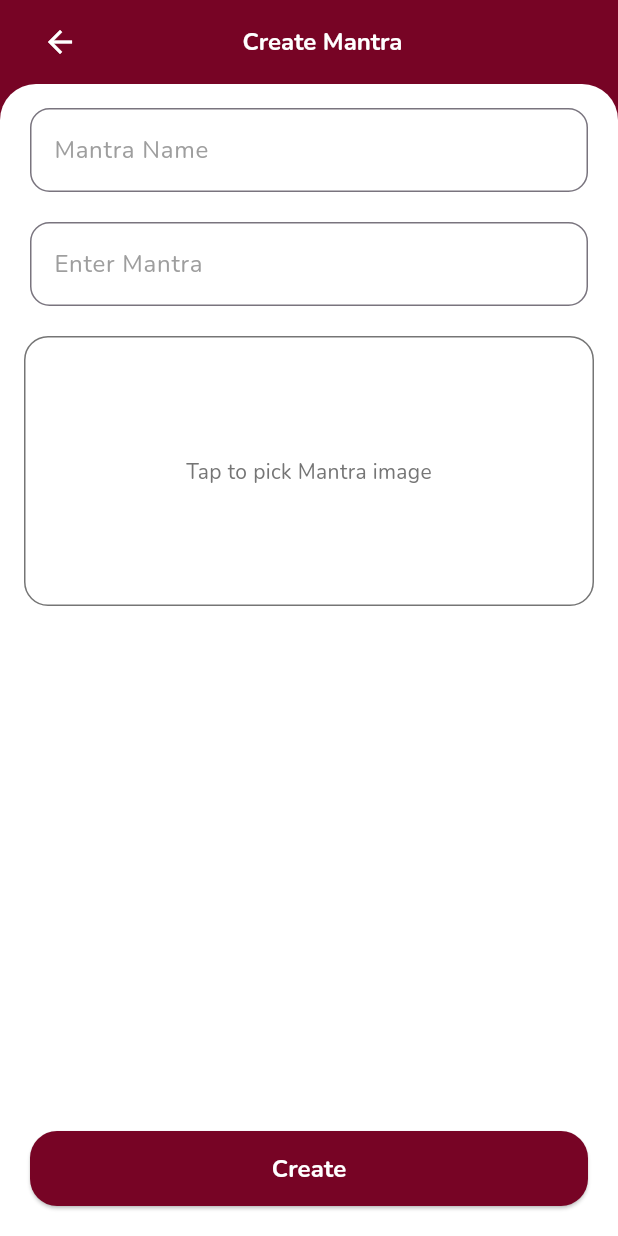
After one commit to sml-infotech/nd-admin-app, a Flutter app: the CreateMantraScreen screen opened by its route, on a phone screen of 412 x 824 dp. The commit adds this screen. Run offline on Flutter 3.47's test engine with Material 3 defaults, Android fonts, the phone set to English and light mode, and no system bars; our stand-ins replace carousel_slider, file_picker, fluttertoast, focus_detector, image_picker, permission_handler and 2 more; missing offline and left inert: excel; accounts and stored records are empty.

Commit message:
matra create completed

```diff
--- /dev/null
+++ b/lib/Screens/mantra/create_mantra.dart
@@ -0,0 +1,219 @@
+import 'dart:io';
+import 'package:flutter/material.dart';
+import 'package:fluttertoast/fluttertoast.dart';
+import 'package:image_picker/image_picker.dart';
+import 'package:nammadaiva_dashboard/Common/common_textfields.dart';
+import 'package:nammadaiva_dashboard/Screens/login/login_viewmodel.dart';
+import 'package:nammadaiva_dashboard/Utills/constant.dart';
+import 'package:nammadaiva_dashboard/Utills/styles.dart';
+import 'package:provider/provider.dart' show Provider;
+import 'create_mantra_viewmodel.dart';
+
+class CreateMantraScreen extends StatefulWidget {
+  const CreateMantraScreen({super.key});
+
+  @override
+  State<CreateMantraScreen> createState() => _CreateMantraScreenState();
+}
+
+class _CreateMantraScreenState extends State<CreateMantraScreen> {
+  late CreateMantraViewmodel viewModel;
+
+  final ImagePicker picker = ImagePicker();
+
+  Future<void> pickImage() async {
+    final XFile? file = await picker.pickImage(source: ImageSource.gallery);
+
+    if (file != null) {
+      final imageFile = File(file.path);
+
+      viewModel.selectedImage = imageFile;
+      setState(() {});
+
+      await viewModel.uploadImageToS3(imageFile);
+
+      if (viewModel.message != null && viewModel.message!.isNotEmpty) {
+        Fluttertoast.showToast(msg: viewModel.message!);
+        viewModel.isImageUploading = false;
+      }
+    }
+  }
+
+  @override
+  Widget build(BuildContext context) {
+        viewModel = Provider.of<CreateMantraViewmodel>(context);
+
+    return Scaffold(
+      backgroundColor: ColorConstant.buttonColor,
+      appBar: AppBar(
+        backgroundColor: ColorConstant.buttonColor,
+        elevation: 0,
+        title: appBarForCreateMantra(),
+        automaticallyImplyLeading: false,
+      ),
+
+      body: GestureDetector(
+        onTap: () => FocusScope.of(context).unfocus(),
+
+        child: Stack(
+          children: [
+            Column(
+              children: [
+                Expanded(
+                  child: Container(
+                    width: double.infinity,
+                    decoration: const BoxDecoration(
+                      color: Colors.white,
+                      borderRadius: BorderRadius.only(
+                        topLeft: Radius.circular(24),
+                        topRight: Radius.circular(24),
+                      ),
+                    ),
+
+                    child: Column(
+                      crossAxisAlignment: CrossAxisAlignment.start,
+                      children: [
+                        const SizedBox(height: 16),
+
+                        mantraTextField(),
+                        const SizedBox(height: 16),
+                        mantraNameTextField(),
+                        const SizedBox(height: 16),
+                        mantraImagePicker(),
+                        const SizedBox(height: 30),
+                        Spacer(),
+                        createMantraButton(viewModel),
+                      ],
+                    ),
+                  ),
+                ),
+              ],
+            ),
+            if (viewModel.isLoading)
+              Positioned.fill(
+                child: Container(
+                  color: Colors.black.withOpacity(0.4),
+                  child: Center(
+                    child: CircularProgressIndicator(
+                      color: ColorConstant.buttonColor,
+                    ),
+                  ),
+                ),
+              ),
+          ],
+        ),
+      ),
+    );
+  }
+
+  Widget mantraTextField() {
+    return CommonTextField(
+      hintText: StringConstant.enterMantraName,
+      labelText: StringConstant.mantraName,
+      controller: viewModel.mantraName,
+      isFromPassword: false,
+    );
+  }
+
+  Widget mantraNameTextField() {
+    return CommonTextField(
+      hintText: StringConstant.mantra,
+      labelText: StringConstant.enterMantra,
+      controller: viewModel.mantra,
+      isFromPassword: false,
+    );
+  }
+
+  Widget mantraImagePicker() {
+    return GestureDetector(
+      onTap: pickImage,
+      child: Padding(
+        padding: EdgeInsetsGeometry.fromLTRB(16, 0, 16, 0),
+        child: Container(
+          height: 180,
+          width: double.infinity,
+          decoration: BoxDecoration(
+            borderRadius: BorderRadius.circular(16),
+            border: Border.all(color: Colors.black54),
+          ),
+          child: viewModel.selectedImage == null
+              ? Center(
+                  child: Text(
+                    "Tap to pick Mantra image",
+                    style: TextStyle(
+                      color: Colors.grey.shade600,
+                      fontFamily: font,
+                    ),
+                  ),
+                )
+              : ClipRRect(
+                  borderRadius: BorderRadius.circular(16),
+                  child: Image.file(
+                    viewModel.selectedImage!,
+                    fit: BoxFit.cover,
+                  ),
+                ),
+        ),
+      ),
+    );
+  }
+
+  Widget appBarForCreateMantra() {
+    return Row(
+      children: [
+        IconButton(
+          onPressed: () {
+            Navigator.pop(context);
+            viewModel.reset();
+          },
+          icon: const Icon(Icons.arrow_back, color: Colors.white),
+        ),
+        const Spacer(),
+        Text(
+          StringConstant.createMantra,
+          style: AppTextStyles.appBarTitleStyle,
+        ),
+        const Spacer(),
+        SizedBox(width: 30),
+      ],
+    );
+  }
+
+  Widget createMantraButton(CreateMantraViewmodel viewmodel) {
+    return Align(
+      alignment: Alignment.bottomCenter,
+      child: Padding(
+        padding: const EdgeInsets.only(bottom: 20),
+        child: SizedBox(
+          width: double.infinity,
+          height: 50,
+          child: Padding(
+            padding: const EdgeInsets.symmetric(horizontal: 20),
+            child: ElevatedButton(
+              onPressed: () async {
+                FocusScope.of(context).unfocus();
+                if (await viewmodel.validateForm()) {
+                  await viewmodel.createMantra();
+                  viewmodel.isLoading = false;
+                }
+
+                Fluttertoast.showToast(msg: viewmodel.message ?? "");
+                viewmodel.message = "";
+              },
+              style: ElevatedButton.styleFrom(
+                backgroundColor: ColorConstant.buttonColor,
+                shape: RoundedRectangleBorder(
+                  borderRadius: BorderRadius.circular(18),
+                ),
+              ),
+              child: Text(
+                StringConstant.create,
+                style: AppTextStyles.buttonTextStyle,
+              ),
+            ),
+          ),
+        ),
+      ),
+    );
+  }
+}
--- a/lib/Screens/otp/otp_viewmodel.dart
+++ b/lib/Screens/otp/otp_viewmodel.dart
@@ -30,7 +30,7 @@ class OtpViewmodel extends ChangeNotifier {
         final prefs = await SharedPreferences.getInstance();
         await prefs.setString('authToken', response.token!);
         await prefs.setString('userRole', response.user?.role ?? "");
-        // await prefs.setString('UserName',response.user.)
+        await prefs.setString('UserName',response.user?.full_name??"");
         print("✅ Token saved: ${response.token}");
         message = response.message ?? "success";
         isOtpSuccess = true;
--- a/lib/Utills/constant.dart
+++ b/lib/Utills/constant.dart
@@ -9,11 +9,16 @@ class StringConstant {
   static const String enterName = "Enter Name";
   static const String enterPassword = "Enter New password";
   static const String enterConfirmPassword = "Enter Confirm password";
-  static const String termsAndCondition ="I agree to the Terms & Conditions and Privacy policy";
+  static const String termsAndCondition =
+      "I agree to the Terms & Conditions and Privacy policy";
   static const String login = "Login";
   static const String reset = "Reset";
   static const String resetPassword = "Reset Password";
-static const String masterTemples = "Master Temples";
+  static const String masterTemples = "Master Temples";
+  static const String mantra = "Mantra";
+  static const String mantraName = "Mantra Name";
+  static const String enterMantraName = "Enter Mantra Name";
+  static const String enterMantra = "Enter Mantra ";
 
   static const String resetSubText = "Enter a new password and confirm it.";
   static const String fogotSubtext =
@@ -27,6 +32,8 @@ static const String masterTemples = "Master Temples";
   static const String onlineSeva = "Online Seva & Harake Bookings";
   static const String createUser = "CreateUser";
   static const String createEvent = "Create Event";
+  static const String createMantra = "Create Mantra";
+
   static const String event = "Event Name";
   static const String updateEvent = "Update Event";
   static const String events = "Events";
@@ -40,9 +47,10 @@ static const String masterTemples = "Master Temples";
   static const String templeDetail = "Temple Details";
   static const String edit = "Edit";
   static const String phone = "Phone";
-  static const String message="Message";
+  static const String message = "Message";
   static const String searchUser = "Search User..";
-  static const String selectDeities ="Select the temple first to view deities.";
+  static const String selectDeities =
+      "Select the temple first to view deities.";
   static const String email = "Email";
   static const String verificationCode = "Enter Verification code";
   static const String otpSubTitle = "4 digits code was sent to ";
@@ -65,7 +73,7 @@ static const String masterTemples = "Master Temples";
   static const List<String> roles = ["Temple", "Agent", "Admin"];
   static const String temple = "Temples";
   static const String create = "Create";
-static const String uploadFromExcel = "Upload Temples From Excel";
+  static const String uploadFromExcel = "Upload Temples From Excel";
   static const String editUser = "Edit User";
   static const String city = "City:";
   static const String state = "State:";
@@ -96,6 +104,7 @@ static const String uploadFromExcel = "Upload Temples From Excel";
   static const String eventLocation = "Location";
   static const String addPuja = "Add Pooja / Seva";
   static const String updatePuja = "UpdatePooja";
+
   static const String search = "Search events...";
   static const String searchTemples = "Search Temples...";
   static const String pujaList = "Poojas";
@@ -140,8 +149,10 @@ static const String uploadFromExcel = "Upload Temples From Excel";
   static const String previousData = "Previous Data";
   static const String changesData = "Changes Data";
   static const String reason = "Add comment for rejection";
-  static const String rejectionComment ="Rejection Comment (applies to all rejected fields)";
-  static const String specialReq ="Special Requirements (allow user to add special requirements)";
+  static const String rejectionComment =
+      "Rejection Comment (applies to all rejected fields)";
+  static const String specialReq =
+      "Special Requirements (allow user to add special requirements)";
 }
 
 class ColorConstant {
--- a/lib/Utills/provider.dart
+++ b/lib/Utills/provider.dart
@@ -8,6 +8,8 @@ import 'package:nammadaiva_dashboard/Screens/create_event/create_event.dart';
 import 'package:nammadaiva_dashboard/Screens/create_event/create_event_viewmodel.dart';
 import 'package:nammadaiva_dashboard/Screens/event_list_screen/event_list_screen.dart';
 import 'package:nammadaiva_dashboard/Screens/event_list_screen/event_list_viewmodel.dart';
+import 'package:nammadaiva_dashboard/Screens/mantra/create_mantra.dart';
+import 'package:nammadaiva_dashboard/Screens/mantra/create_mantra_viewmodel.dart';
 import 'package:nammadaiva_dashboard/Screens/master_temple/create_master_temple.dart';
 import 'package:nammadaiva_dashboard/Screens/master_temple/master_temple_list.dart';
 import 'package:nammadaiva_dashboard/Screens/master_temple/master_temple_list_viewmodel.dart';
@@ -73,6 +75,8 @@ class ProviderWidget extends StatelessWidget {
         ChangeNotifierProvider(create: (context) => EventListViewmodel()),
         ChangeNotifierProvider(create: (context) => BookingsViewmodel()),
         ChangeNotifierProvider(create: (context) => ContactViewModel()),
+        ChangeNotifierProvider(create: (context) => CreateMantraViewmodel()),
+
         ChangeNotifierProvider(
           create: (context) => MasterTempleListViewmodel(),
         ),
--- a/lib/Utills/router.dart
+++ b/lib/Utills/router.dart
@@ -7,6 +7,7 @@ import 'package:nammadaiva_dashboard/Screens/createuser/create_userscreen.dart';
 import 'package:nammadaiva_dashboard/Screens/event_list_screen/event_list_screen.dart';
 import 'package:nammadaiva_dashboard/Screens/forgot/forgot_password.dart';
 import 'package:nammadaiva_dashboard/Screens/login/login_screen.dart';
+import 'package:nammadaiva_dashboard/Screens/mantra/create_mantra.dart';
 import 'package:nammadaiva_dashboard/Screens/master_temple/create_master_temple.dart';
 import 'package:nammadaiva_dashboard/Screens/master_temple/master_temple_list.dart';
 import 'package:nammadaiva_dashboard/Screens/otp/otp_screen.dart';
@@ -102,12 +103,12 @@ class AppRouter {
           settings: settings,
           builder: (_) => UpdateRequests(),
         );
-        case StringsRoute.createEvent:
+      case StringsRoute.createEvent:
         EventItem? args = settings.arguments as EventItem?;
 
         return CupertinoPageRoute(
           settings: settings,
-          builder: (_) => CreateEvent(event: args,),
+          builder: (_) => CreateEvent(event: args),
         );
       case StringsRoute.eventListScreen:
         return CupertinoPageRoute(
@@ -121,32 +122,31 @@ class AppRouter {
           settings: settings,
           builder: (_) => TempleUpdateScreen(arguments: args),
         );
-  case StringsRoute.bookings:
-
+      case StringsRoute.bookings:
         return CupertinoPageRoute(
           settings: settings,
           builder: (_) => BookingScreen(),
         );
- case StringsRoute.contactUs:
-
+      case StringsRoute.contactUs:
         return CupertinoPageRoute(
           settings: settings,
           builder: (_) => ContactScreen(),
         );
-case StringsRoute.create_master_temple:
-
+      case StringsRoute.create_master_temple:
         return CupertinoPageRoute(
           settings: settings,
           builder: (_) => CreateMasterTemple(),
         );
-case StringsRoute.master_temple_list:
-
+      case StringsRoute.master_temple_list:
         return CupertinoPageRoute(
           settings: settings,
           builder: (_) => MasterTempleList(),
         );
-
-
+      case StringsRoute.createMantra:
+        return CupertinoPageRoute(
+          settings: settings,
+          builder: (_) => CreateMantraScreen(),
+        );
 
       default:
         throw Exception('Route ${settings.name} not implemented');
--- a/lib/Utills/string_routes.dart
+++ b/lib/Utills/string_routes.dart
@@ -20,6 +20,8 @@ class StringsRoute {
 static const String contactUs="/contactUs";
 static const String create_master_temple="/createMasterTemple";
 static const String master_temple_list="/masterTempleList";
+static const String createMantra="/createMantra";
+
 
 
 }
--- /dev/null
+++ b/lib/model/login_model/mantra_model/mantra_model.dart
@@ -0,0 +1,27 @@
+class MantraModel {
+  final String mantraName;
+  final String mantra;
+  final String deityImageUrl;
+
+  MantraModel({
+    required this.mantraName,
+    required this.mantra,
+    required this.deityImageUrl,
+  });
+
+  factory MantraModel.fromJson(Map<String, dynamic> json) {
+    return MantraModel(
+      mantraName: json['mantra_name'] ?? "",
+      mantra: json['mantra'] ?? "",
+      deityImageUrl: json['deity_image_url'] ?? "",
+    );
+  }
+
+  Map<String, dynamic> toJson() {
+    return {
+      "mantra_name": mantraName,
+      "mantra": mantra,
+      "deity_image_url": deityImageUrl,
+    };
+  }
+}
--- a/lib/model/login_model/otpmodel/otp_response.dart
+++ b/lib/model/login_model/otpmodel/otp_response.dart
@@ -42,15 +42,18 @@ class User {
     required this.email,
 
     required this.role,
+    required this.full_name
   });
   late final String id;
   late final String email;
   late final String role;
+  late final String full_name;
 
   User.fromJson(Map<String, dynamic> json){
     id = json['id'];
     email = json['email'];
     role = json['role'];
+    full_name=json['full_name'];
   }
 
   Map<String, dynamic> toJson() {
@@ -58,6 +61,7 @@ class User {
     _data['id'] = id;
     _data['email'] = email;
     _data['role'] = role;
+    _data['full_name'] = full_name;
     return _data;
   }
 }
--- /dev/null
+++ b/lib/service/mantra_service.dart
@@ -0,0 +1,32 @@
+import 'package:nammadaiva_dashboard/model/login_model/mantra_model/mantra_model.dart';
+import 'package:nammadaiva_dashboard/model/login_model/mantra_model/mantra_response_model.dart';
+import 'package:nammadaiva_dashboard/service/http_service.dart';
+import 'package:nammadaiva_dashboard/service/url_constant.dart';
+
+class MantraService {
+  final HttpApiService apiService = HttpApiService();
+
+  Future<CreateMantraResponse> createMantra(
+    String mantraName,
+    String mantra,
+    String mantraImage,
+  ) async {
+    try {
+      final loginRequest = MantraModel(
+        mantraName: mantraName,
+        mantra: mantra,
+        deityImageUrl: mantraImage,
+      );
+
+      final data = await apiService.post(
+        UrlConstant.create_mantra,
+        loginRequest.toJson(),
+      );
+
+      return CreateMantraResponse.fromJson(data);
+    } catch (e) {
+      print("Auth service decode fails: $e");
+      throw Exception('API failed: $e');
+    }
+  }
+}
--- a/lib/service/url_constant.dart
+++ b/lib/service/url_constant.dart
@@ -44,5 +44,7 @@ class UrlConstant {
   static String master_temples = "${baseUrlString()}list-master-temples";
   static String create_master_temple = "${baseUrlString()}create-master-temple";
         static String update_onboard="${baseUrlString()}update-master-temple";
+                static String create_mantra="${baseUrlString()}create-mantra";
+
 
 }
```
Also changed, not shown: lib/Screens/dashboard/dashboard_screen.dart (+14 -2 lines), lib/Screens/mantra/create_mantra_viewmodel.dart (added, +141 -0 lines), lib/model/login_model/mantra_model/mantra_response_model.dart (added, +67 -0 lines).
